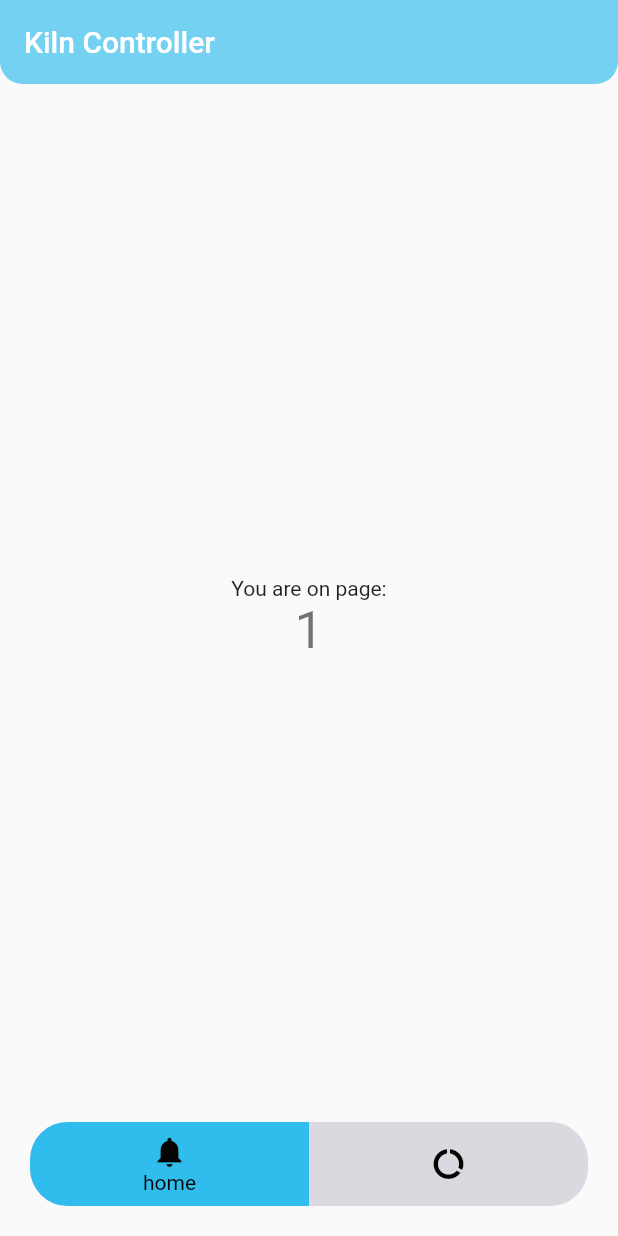
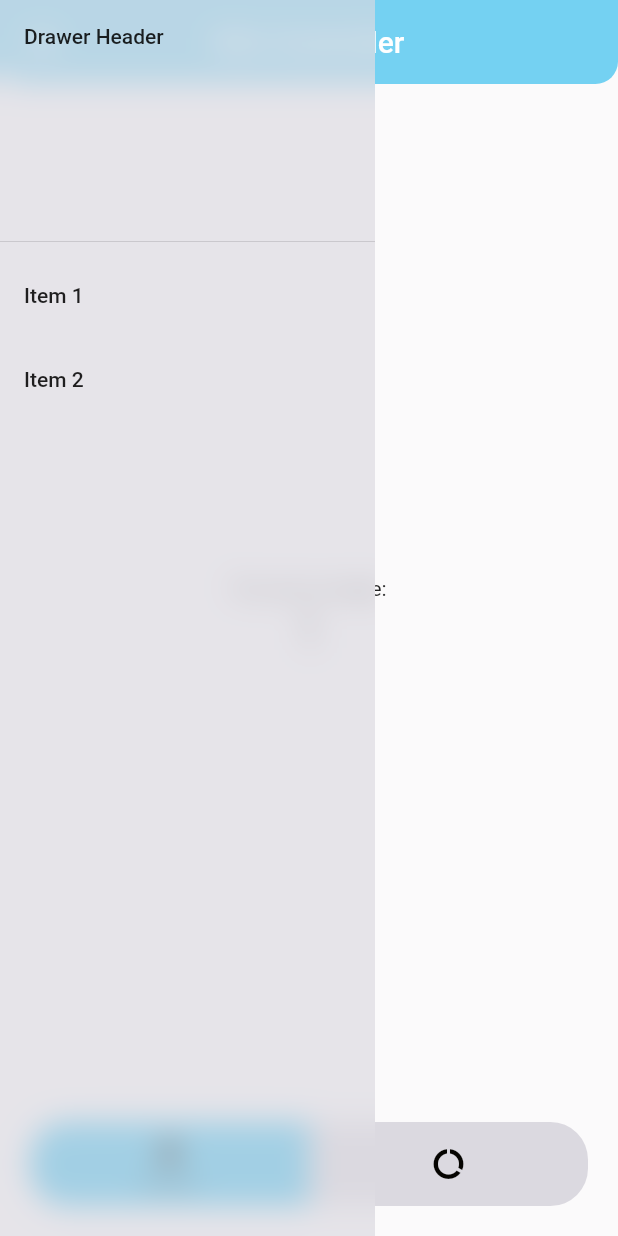
Before and after one commit to elliotnash/KilnController, a Flutter app: the screen it shows after launch, with the side drawer open (before the commit the screen has no drawer), on a phone screen of 412 x 824 dp. Run offline on Flutter 3.47's test engine with Material 2 defaults, Android fonts, the phone set to English and light mode, and no system bars; drawn by our look-alikes of flutter_snake_navigationbar; our stand-ins replace vibration.

Commit message:
initial menu bar

```diff
--- a/client/lib/main.dart
+++ b/client/lib/main.dart
@@ -37,9 +37,9 @@ class MyApp extends StatelessWidget {
         colorScheme: ColorScheme(
           brightness: Brightness.light,
           primary: KilnColors.cyan,
-          primaryVariant: KilnColors.cyan,
+          primaryVariant: KilnColors.cyan[900]!,
           secondary: KilnColors.rhythm,
-          secondaryVariant: KilnColors.rhythm,
+          secondaryVariant: KilnColors.rhythm[900]!,
           surface: KilnColors.gainsboro,
           background: KilnColors.gainsboro[50]!,
           error: KilnColors.orange,
@@ -54,9 +54,9 @@ class MyApp extends StatelessWidget {
         colorScheme: ColorScheme(
           brightness: Brightness.dark,
           primary: KilnColors.cyan,
-          primaryVariant: KilnColors.cyan,
+          primaryVariant: KilnColors.cyan[900]!,
           secondary: KilnColors.rhythm,
-          secondaryVariant: KilnColors.rhythm,
+          secondaryVariant: KilnColors.rhythm[900]!,
           surface: KilnColors.jet,
           background: KilnColors.black,
           error: KilnColors.orange,
@@ -101,6 +101,7 @@ class _HomeState extends State<Home> with TickerProviderStateMixin {
       extendBodyBehindAppBar: true,
       appBar: AppBar(
         title: Text(widget.title),
+        centerTitle: true,
         elevation: 0,
         backgroundColor: Colors.transparent,
         flexibleSpace: ClipRRect(
@@ -151,6 +152,45 @@ class _HomeState extends State<Home> with TickerProviderStateMixin {
           selectedLabelStyle: const TextStyle(fontSize: 14),
         ),
       ),
+      drawer: SizedBox(
+        width: 250,
+        child: ClipPath(
+          child: Stack(
+            children: [
+              BackdropFilter(
+                filter: ImageFilter.blur(sigmaX: 10, sigmaY: 10),
+                child:
+                    Container(color: theme.colorScheme.surface.withAlpha(0xAA)),
+              ),
+              ListView(
+                // Important: Remove any padding from the ListView.
+                padding: EdgeInsets.zero,
+                children: [
+                  const DrawerHeader(
+                    child: Text('Drawer Header'),
+                  ),
+                  ListTile(
+                    title: const Text('Item 1'),
+                    onTap: () {
+                      // Update the state of the app.
+                      // ...
+                      print("you tapped 1");
+                    },
+                  ),
+                  ListTile(
+                    title: const Text('Item 2'),
+                    onTap: () {
+                      // Update the state of the app.
+                      // ...
+                    },
+                  ),
+                ],
+              ),
+            ],
+          ),
+        ),
+      ),
+      drawerScrimColor: Colors.transparent,
       body: PageView(
         controller: _controller,
         onPageChanged: (index) {
```
